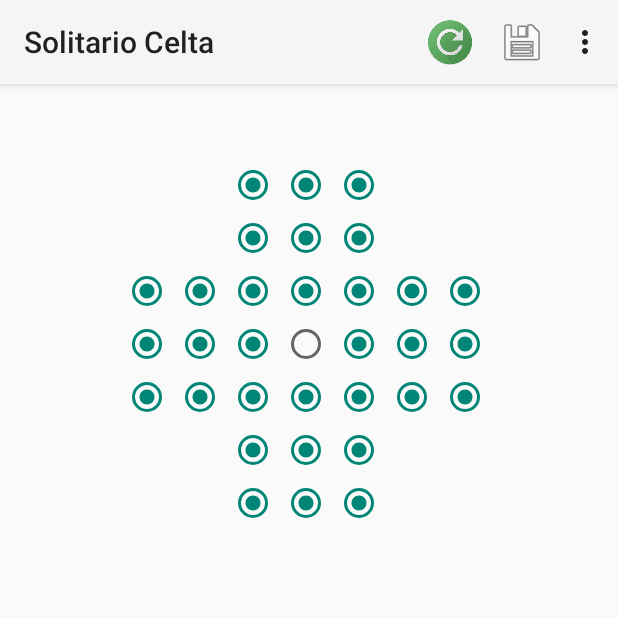
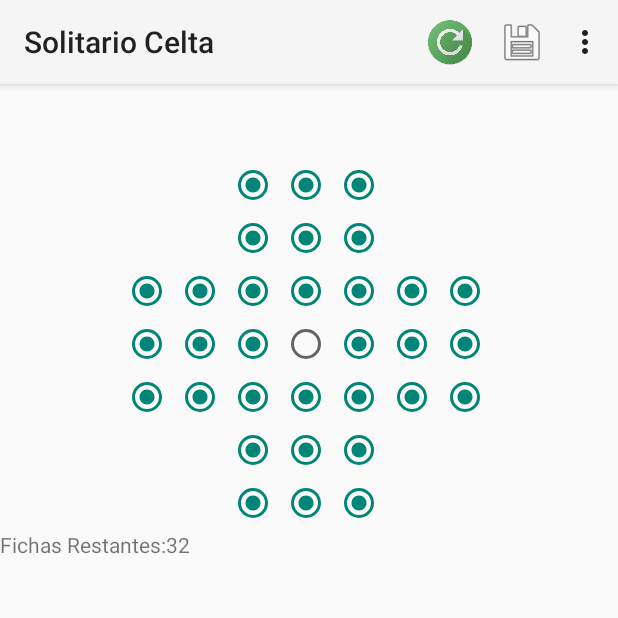
Before and after one commit to pablo10pf/SolitarioCelta-Pablo-Perez, an Android app: the screen it shows after launch (MainActivity), on a phone screen of 412 x 824 dp, the top half of it. Run offline under Robolectric (Android 15) with nearby library versions, the phone set to English and light mode, and no system bars.

Commit message:
Contador Fichas (simple)

```diff
--- a/app/src/main/java/es/upm/miw/SolitarioCelta/MainActivity.java
+++ b/app/src/main/java/es/upm/miw/SolitarioCelta/MainActivity.java
@@ -11,6 +11,7 @@ import android.view.Menu;
 import android.view.MenuItem;
 import android.view.View;
 import android.widget.RadioButton;
+import android.widget.TextView;
 
 import org.jetbrains.annotations.NotNull;
 
@@ -25,11 +26,13 @@ public class MainActivity extends AppCompatActivity {
 
     SCeltaViewModel miJuego;
     public final String LOG_KEY = "MiW";
+    private TextView fichasRestantes;
 
     public void onCreate(Bundle savedInstanceState) {
         super.onCreate(savedInstanceState);
         setContentView(R.layout.activity_main);
 
+        fichasRestantes = (TextView) findViewById(R.id.txtFichasValor);
         miJuego = ViewModelProviders.of(this).get(SCeltaViewModel.class);
         mostrarTablero();
     }
@@ -75,6 +78,7 @@ public class MainActivity extends AppCompatActivity {
                     button.setChecked(miJuego.obtenerFicha(i, j) == JuegoCelta.FICHA);
                 }
             }
+        actualizarContadorFichas();
     }
 
     public boolean onCreateOptionsMenu(Menu menu) {
@@ -174,4 +178,8 @@ public class MainActivity extends AppCompatActivity {
         }
         return sb.toString();
     }
+
+    public void actualizarContadorFichas(){
+        fichasRestantes.setText(String.valueOf(miJuego.numeroFichas()));
+    }
 }
--- a/app/src/main/res/layout/activity_main.xml
+++ b/app/src/main/res/layout/activity_main.xml
@@ -219,4 +219,22 @@
             android:layout_toRightOf="@id/p63" />
 
     </RelativeLayout>
+
+    <LinearLayout
+        android:layout_width="match_parent"
+        android:layout_height="wrap_content"
+        android:orientation="horizontal">
+
+        <TextView
+            android:id="@+id/txtFichasEtiqueta"
+            android:layout_width="wrap_content"
+            android:layout_height="wrap_content"
+            android:text="@string/txtFichas" />
+
+        <TextView
+            android:id="@+id/txtFichasValor"
+            android:layout_width="wrap_content"
+            android:layout_height="wrap_content"
+            android:text="32"/>
+    </LinearLayout>
 </LinearLayout>
--- a/app/src/main/res/values/strings.xml
+++ b/app/src/main/res/values/strings.xml
@@ -6,6 +6,7 @@
     <string name="txtOpcionGuardar">Guardar Partida</string>
     <string name="txtOpcionRecuperar">Recuperar Partida</string>
     <string name="txtOpcionMejoresResultados">Mejores Resultados</string>
+    <string name="txtFichas">Fichas Restantes:</string>
 
     <!-- Mensajes SnackBars-->
     <string name="txtSinImplementar">¡No implementado aún!</string>
```
